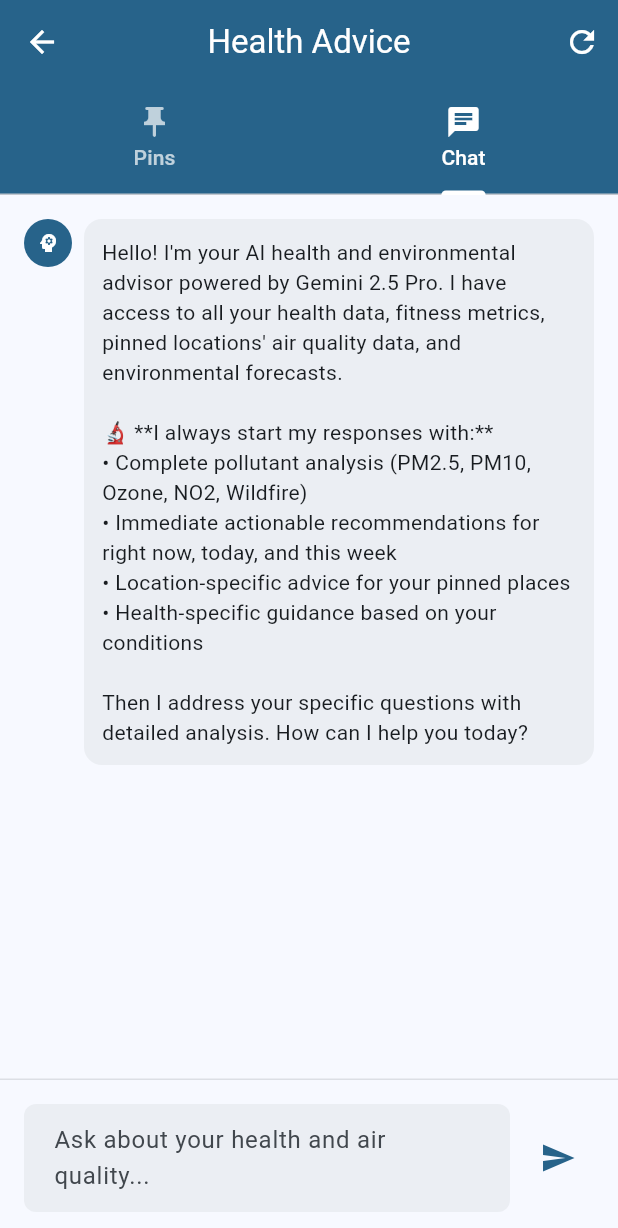
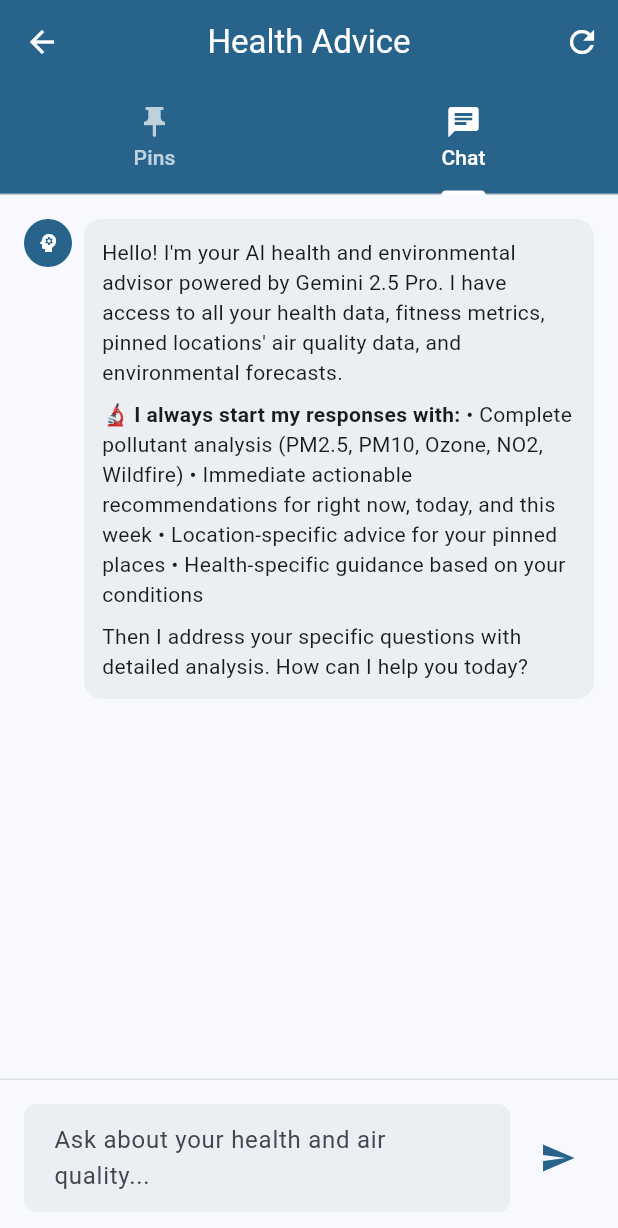
Before and after one commit to viktorinkov/healthmap_ai, a Flutter app: the RecommendationsTab screen opened directly, tab 2 chosen, on a phone screen of 412 x 824 dp. Shown: the top 1228 px of the screen. Run offline on Flutter 3.47's test engine with Material 3 defaults, Android fonts, the phone set to English and light mode, and no system bars; drawn by our look-alikes of flutter_markdown; our stand-ins replace app_links, fl_chart, flutter_dotenv, google_generative_ai, google_maps_flutter, location and 3 more; accounts and stored records are empty; network calls fail.

```diff
--- a/lib/screens/main/recommendations_tab.dart
+++ b/lib/screens/main/recommendations_tab.dart
@@ -1,4 +1,5 @@
 import 'package:flutter/material.dart';
+import 'package:flutter_markdown/flutter_markdown.dart';
 import 'package:location/location.dart';
 import '../../models/user_health_profile.dart';
 import '../../models/air_quality.dart';
@@ -529,14 +530,49 @@ Now respond to user questions with this comprehensive, expert-level context in m
                               : Theme.of(context).colorScheme.surfaceContainer,
                           borderRadius: BorderRadius.circular(12),
                         ),
-                        child: Text(
-                          message['content'],
-                          style: Theme.of(context).textTheme.bodyMedium?.copyWith(
-                            color: isUser
-                                ? Theme.of(context).colorScheme.onPrimary
-                                : Theme.of(context).colorScheme.onSurface,
-                          ),
-                        ),
+                        child: isUser
+                            ? Text(
+                                message['content'],
+                                style: Theme.of(context).textTheme.bodyMedium?.copyWith(
+                                  color: Theme.of(context).colorScheme.onPrimary,
+                                ),
+                              )
+                            : MarkdownBody(
+                                data: message['content'],
+                                styleSheet: MarkdownStyleSheet(
+                                  p: Theme.of(context).textTheme.bodyMedium?.copyWith(
+                                    color: Theme.of(context).colorScheme.onSurface,
+                                  ),
+                                  h1: Theme.of(context).textTheme.titleLarge?.copyWith(
+                                    color: Theme.of(context).colorScheme.onSurface,
+                                    fontWeight: FontWeight.bold,
+                                  ),
+                                  h2: Theme.of(context).textTheme.titleMedium?.copyWith(
+                                    color: Theme.of(context).colorScheme.onSurface,
+                                    fontWeight: FontWeight.bold,
+                                  ),
+                                  h3: Theme.of(context).textTheme.titleSmall?.copyWith(
+                                    color: Theme.of(context).colorScheme.onSurface,
+                                    fontWeight: FontWeight.bold,
+                                  ),
+                                  strong: TextStyle(
+                                    fontWeight: FontWeight.bold,
+                                    color: Theme.of(context).colorScheme.onSurface,
+                                  ),
+                                  em: TextStyle(
+                                    fontStyle: FontStyle.italic,
+                                    color: Theme.of(context).colorScheme.onSurface,
+                                  ),
+                                  code: TextStyle(
+                                    fontFamily: 'monospace',
+                                    backgroundColor: Theme.of(context).colorScheme.surfaceContainer,
+                                    color: Theme.of(context).colorScheme.onSurface,
+                                  ),
+                                  listBullet: Theme.of(context).textTheme.bodyMedium?.copyWith(
+                                    color: Theme.of(context).colorScheme.onSurface,
+                                  ),
+                                ),
+                              ),
                       ),
                     ),
                     if (isUser) ...[
--- a/lib/screens/main/run_coach_tab.dart
+++ b/lib/screens/main/run_coach_tab.dart
@@ -330,6 +330,7 @@ class _RunCoachTabState extends State<RunCoachTab> {
   Widget _buildHeader() {
     return Container(
       padding: const EdgeInsets.all(16),
+      child: SafeArea(
         child: Column(
           crossAxisAlignment: CrossAxisAlignment.start,
           children: [
@@ -345,6 +346,7 @@ class _RunCoachTabState extends State<RunCoachTab> {
               ),
             ),
           ],
+        ),
       ),
     );
   }
--- a/lib/widgets/add_location_dialog.dart
+++ b/lib/widgets/add_location_dialog.dart
@@ -164,7 +164,7 @@ class _AddLocationDialogState extends State<AddLocationDialog> {
                           ),
                         )
                       : const Icon(Icons.add_rounded),
-                    label: Text(_isSaving ? 'Saving...' : 'Add Location'),
+                    label: Text(_isSaving ? 'Saving...' : 'Add'),
                   ),
                 ],
               ),
--- a/pubspec.yaml
+++ b/pubspec.yaml
@@ -48,6 +48,9 @@ dependencies:
 
   # Location services
   location: ^5.0.3
+
+  # Markdown rendering for chat messages
+  flutter_markdown: ^0.6.18
 
   # WebView for visualizations
   webview_flutter: ^4.4.0
```
Also changed, not shown: pubspec.lock. Lines whose indentation alone changed are shown as unchanged.
